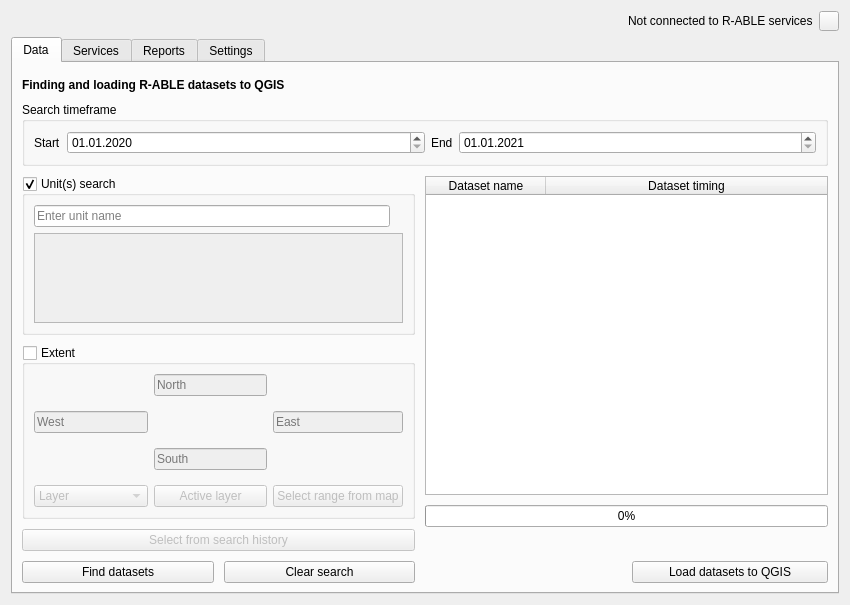
Qt form zip_build/r_able/gui/r_able_dialog_base.ui (Przemek2829/r-able) before a commit.
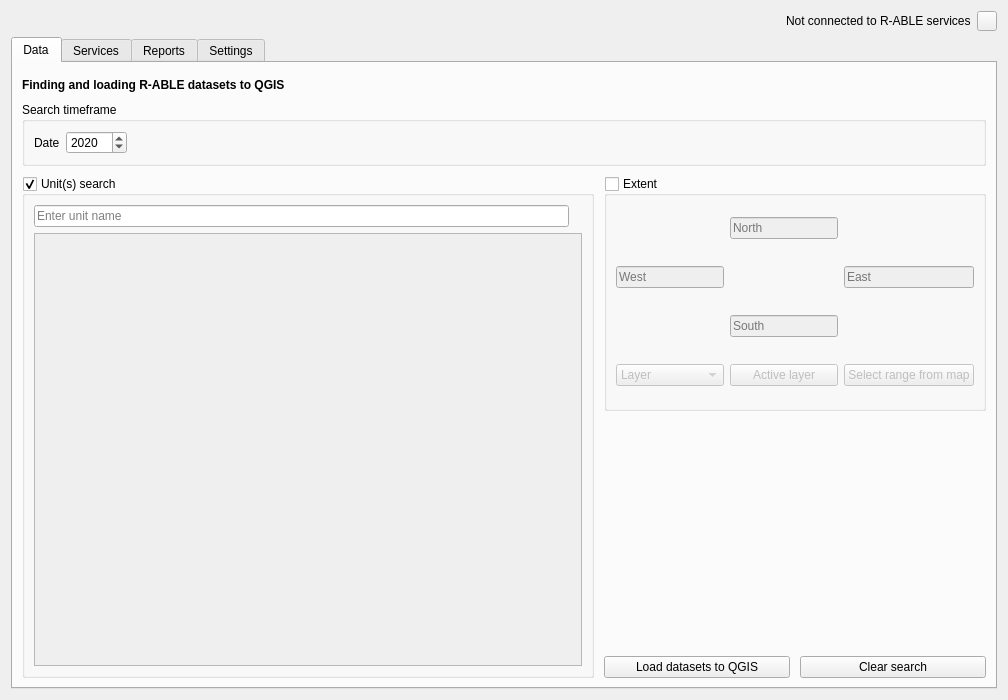
The same form after that commit. Icons and pictures are not drawn. Custom widgets are drawn as their Qt base class.

```diff
--- a/zip_build/r_able/gui/r_able_dialog_base.ui
+++ b/zip_build/r_able/gui/r_able_dialog_base.ui
@@ -6,14 +6,14 @@
    <rect>
     <x>0</x>
     <y>0</y>
-    <width>850</width>
-    <height>605</height>
+    <width>1008</width>
+    <height>700</height>
    </rect>
   </property>
   <property name="minimumSize">
    <size>
-    <width>850</width>
-    <height>605</height>
+    <width>1000</width>
+    <height>600</height>
    </size>
   </property>
   <property name="windowTitle">
@@ -203,9 +203,7 @@
          <property name="title">
           <string>Search timeframe</string>
          </property>
-         <layout class="QVBoxLayout" name="verticalLayout_3">
-          <item>
-           <layout class="QHBoxLayout" name="data_time_interval_layout">
+         <layout class="QHBoxLayout" name="horizontalLayout_11">
             <item>
              <widget class="QLabel" name="data_start_time_label">
               <property name="sizePolicy">
@@ -215,96 +213,41 @@
                </sizepolicy>
               </property>
               <property name="text">
-               <string>Start</string>
+             <string>Date</string>
               </property>
              </widget>
             </item>
             <item>
-             <widget class="QgsDateTimeEdit" name="data_start_time_edit">
+           <widget class="QSpinBox" name="data_years_from_box">
               <property name="sizePolicy">
-               <sizepolicy hsizetype="MinimumExpanding" vsizetype="Fixed">
+             <sizepolicy hsizetype="Preferred" vsizetype="Fixed">
                 <horstretch>0</horstretch>
                 <verstretch>0</verstretch>
                </sizepolicy>
               </property>
-              <property name="minimumSize">
-               <size>
-                <width>0</width>
-                <height>0</height>
-               </size>
-              </property>
-              <property name="dateTime">
-               <datetime>
-                <hour>0</hour>
-                <minute>0</minute>
-                <second>0</second>
-                <year>2020</year>
-                <month>1</month>
-                <day>1</day>
-               </datetime>
-              </property>
-              <property name="date">
-               <date>
-                <year>2020</year>
-                <month>1</month>
-                <day>1</day>
-               </date>
-              </property>
-              <property name="displayFormat">
-               <string>dd.MM.yyyy</string>
-              </property>
+            <property name="minimum">
+             <number>2000</number>
+            </property>
+            <property name="maximum">
+             <number>10000</number>
+            </property>
+            <property name="value">
+             <number>2020</number>
+            </property>
              </widget>
             </item>
             <item>
-             <widget class="QLabel" name="data_end_time_label">
-              <property name="sizePolicy">
-               <sizepolicy hsizetype="Preferred" vsizetype="Preferred">
-                <horstretch>0</horstretch>
-                <verstretch>0</verstretch>
-               </sizepolicy>
-              </property>
-              <property name="text">
-               <string>End</string>
-              </property>
-             </widget>
-            </item>
-            <item>
-             <widget class="QgsDateTimeEdit" name="data_end_time_edit">
-              <property name="sizePolicy">
-               <sizepolicy hsizetype="MinimumExpanding" vsizetype="Fixed">
-                <horstretch>0</horstretch>
-                <verstretch>0</verstretch>
-               </sizepolicy>
-              </property>
-              <property name="minimumSize">
+           <spacer name="horizontalSpacer_4">
+            <property name="orientation">
+             <enum>Qt::Horizontal</enum>
+            </property>
+            <property name="sizeHint" stdset="0">
                <size>
-                <width>0</width>
-                <height>0</height>
-               </size>
-              </property>
-              <property name="dateTime">
-               <datetime>
-                <hour>0</hour>
-                <minute>0</minute>
-                <second>0</second>
-                <year>2021</year>
-                <month>1</month>
-                <day>1</day>
-               </datetime>
-              </property>
-              <property name="date">
-               <date>
-                <year>2021</year>
-                <month>1</month>
-                <day>1</day>
-               </date>
-              </property>
-              <property name="displayFormat">
-               <string>dd.MM.yyyy</string>
-              </property>
-             </widget>
-            </item>
-           </layout>
+              <width>40</width>
+              <height>20</height>
+             </size>
+            </property>
+           </spacer>
           </item>
          </layout>
         </widget>
@@ -322,7 +265,7 @@
            <item>
             <widget class="QGroupBox" name="data_unit_selection_box">
              <property name="sizePolicy">
-              <sizepolicy hsizetype="Preferred" vsizetype="Expanding">
+              <sizepolicy hsizetype="Expanding" vsizetype="Expanding">
                <horstretch>0</horstretch>
                <verstretch>0</verstretch>
               </sizepolicy>
@@ -379,7 +322,7 @@
               <item>
                <widget class="QScrollArea" name="data_selected_units">
                 <property name="sizePolicy">
-                 <sizepolicy hsizetype="Preferred" vsizetype="Expanding">
+                 <sizepolicy hsizetype="Expanding" vsizetype="Expanding">
                   <horstretch>0</horstretch>
                   <verstretch>0</verstretch>
                  </sizepolicy>
@@ -413,8 +356,8 @@
                   <rect>
                    <x>0</x>
                    <y>0</y>
-                   <width>409</width>
-                   <height>127</height>
+                   <width>501</width>
+                   <height>451</height>
                   </rect>
                  </property>
                  <layout class="QVBoxLayout" name="verticalLayout_19">
@@ -437,10 +380,17 @@
              </layout>
             </widget>
            </item>
+          </layout>
+         </item>
+         <item>
+          <layout class="QVBoxLayout" name="verticalLayout_5">
+           <property name="bottomMargin">
+            <number>0</number>
+           </property>
            <item>
             <widget class="QGroupBox" name="data_search_extent_box">
              <property name="sizePolicy">
-              <sizepolicy hsizetype="Preferred" vsizetype="Fixed">
+              <sizepolicy hsizetype="Preferred" vsizetype="Expanding">
                <horstretch>0</horstretch>
                <verstretch>0</verstretch>
               </sizepolicy>
@@ -458,31 +408,14 @@
               <property name="verticalSpacing">
                <number>15</number>
               </property>
-              <item row="0" column="1">
-               <widget class="QLineEdit" name="data_north_input">
-                <property name="placeholderText">
-                 <string>North</string>
-                </property>
-               </widget>
-              </item>
-              <item row="2" column="2">
-               <widget class="QLineEdit" name="data_east_input">
-                <property name="placeholderText">
-                 <string>East</string>
-                </property>
-               </widget>
-              </item>
-              <item row="4" column="0">
-               <widget class="QComboBox" name="data_layers_combo">
-                <item>
-                 <property name="text">
-                  <string>Layer</string>
-                 </property>
-                </item>
-               </widget>
-              </item>
               <item row="2" column="0">
                <widget class="QLineEdit" name="data_west_input">
+                <property name="sizePolicy">
+                 <sizepolicy hsizetype="Preferred" vsizetype="Fixed">
+                  <horstretch>0</horstretch>
+                  <verstretch>0</verstretch>
+                 </sizepolicy>
+                </property>
                 <property name="placeholderText">
                  <string>West</string>
                 </property>
@@ -490,6 +423,12 @@
               </item>
               <item row="3" column="1">
                <widget class="QLineEdit" name="data_south_input">
+                <property name="sizePolicy">
+                 <sizepolicy hsizetype="Preferred" vsizetype="Fixed">
+                  <horstretch>0</horstretch>
+                  <verstretch>0</verstretch>
+                 </sizepolicy>
+                </property>
                 <property name="placeholderText">
                  <string>South</string>
                 </property>
@@ -497,6 +436,12 @@
               </item>
               <item row="4" column="2">
                <widget class="QPushButton" name="data_select_map_range_btn">
+                <property name="sizePolicy">
+                 <sizepolicy hsizetype="Preferred" vsizetype="Fixed">
+                  <horstretch>0</horstretch>
+                  <verstretch>0</verstretch>
+                 </sizepolicy>
+                </property>
                 <property name="text">
                  <string>Select range from map</string>
                 </property>
@@ -504,151 +449,77 @@
               </item>
               <item row="4" column="1">
                <widget class="QPushButton" name="data_active_layer_btn">
+                <property name="sizePolicy">
+                 <sizepolicy hsizetype="Preferred" vsizetype="Fixed">
+                  <horstretch>0</horstretch>
+                  <verstretch>0</verstretch>
+                 </sizepolicy>
+                </property>
                 <property name="text">
                  <string>Active layer</string>
                 </property>
                </widget>
               </item>
-             </layout>
-            </widget>
-           </item>
+              <item row="2" column="2">
+               <widget class="QLineEdit" name="data_east_input">
+                <property name="sizePolicy">
+                 <sizepolicy hsizetype="Preferred" vsizetype="Fixed">
+                  <horstretch>0</horstretch>
+                  <verstretch>0</verstretch>
+                 </sizepolicy>
+                </property>
+                <property name="placeholderText">
+                 <string>East</string>
+                </property>
+               </widget>
+              </item>
+              <item row="0" column="1">
+               <widget class="QLineEdit" name="data_north_input">
+                <property name="sizePolicy">
+                 <sizepolicy hsizetype="Preferred" vsizetype="Fixed">
+                  <horstretch>0</horstretch>
+                  <verstretch>0</verstretch>
+                 </sizepolicy>
+                </property>
+                <property name="placeholderText">
+                 <string>North</string>
+                </property>
+               </widget>
+              </item>
+              <item row="4" column="0">
+               <widget class="QComboBox" name="data_layers_combo">
+                <property name="sizePolicy">
+                 <sizepolicy hsizetype="Preferred" vsizetype="Fixed">
+                  <horstretch>0</horstretch>
+                  <verstretch>0</verstretch>
+                 </sizepolicy>
+                </property>
            <item>
-            <widget class="QPushButton" name="data_search_history_btn">
-             <property name="enabled">
-              <bool>false</bool>
-             </property>
              <property name="text">
-              <string>Select from search history</string>
-             </property>
-            </widget>
+                  <string>Layer</string>
+                 </property>
+                </item>
+               </widget>
+              </item>
+             </layout>
+            </widget>
+           </item>
+           <item>
+            <spacer name="verticalSpacer">
+             <property name="orientation">
+              <enum>Qt::Vertical</enum>
+             </property>
+             <property name="sizeHint" stdset="0">
+              <size>
+               <width>20</width>
+               <height>40</height>
+              </size>
+             </property>
+            </spacer>
            </item>
            <item>
             <layout class="QHBoxLayout" name="horizontalLayout_4">
              <item>
-              <widget class="QPushButton" name="data_find_btn">
-               <property name="text">
-                <string>Find datasets</string>
-               </property>
-              </widget>
-             </item>
-             <item>
-              <widget class="QPushButton" name="data_clear_search_btn">
-               <property name="text">
-                <string>Clear search</string>
-               </property>
-              </widget>
-             </item>
-            </layout>
-           </item>
-          </layout>
-         </item>
-         <item>
-          <layout class="QVBoxLayout" name="verticalLayout_5">
-           <item>
-            <widget class="QTableWidget" name="data_adm_dataset_table">
-             <property name="sizePolicy">
-              <sizepolicy hsizetype="Expanding" vsizetype="Preferred">
-               <horstretch>0</horstretch>
-               <verstretch>0</verstretch>
-              </sizepolicy>
-             </property>
-             <property name="minimumSize">
-              <size>
-               <width>0</width>
-               <height>0</height>
-              </size>
-             </property>
-             <property name="maximumSize">
-              <size>
-               <width>16777215</width>
-               <height>16777215</height>
-              </size>
-             </property>
-             <property name="locale">
-              <locale language="English" country="UnitedStates"/>
-             </property>
-             <property name="sizeAdjustPolicy">
-              <enum>QAbstractScrollArea::AdjustToContentsOnFirstShow</enum>
-             </property>
-             <property name="textElideMode">
-              <enum>Qt::ElideMiddle</enum>
-             </property>
-             <attribute name="horizontalHeaderCascadingSectionResizes">
-              <bool>true</bool>
-             </attribute>
-             <attribute name="horizontalHeaderMinimumSectionSize">
-              <number>50</number>
-             </attribute>
-             <attribute name="horizontalHeaderDefaultSectionSize">
-              <number>120</number>
-             </attribute>
-             <attribute name="horizontalHeaderShowSortIndicator" stdset="0">
-              <bool>true</bool>
-             </attribute>
-             <attribute name="horizontalHeaderStretchLastSection">
-              <bool>true</bool>
-             </attribute>
-             <attribute name="verticalHeaderCascadingSectionResizes">
-              <bool>true</bool>
-             </attribute>
-             <attribute name="verticalHeaderMinimumSectionSize">
-              <number>18</number>
-             </attribute>
-             <attribute name="verticalHeaderDefaultSectionSize">
-              <number>20</number>
-             </attribute>
-             <attribute name="verticalHeaderShowSortIndicator" stdset="0">
-              <bool>true</bool>
-             </attribute>
-             <attribute name="verticalHeaderStretchLastSection">
-              <bool>false</bool>
-             </attribute>
-             <column>
-              <property name="text">
-               <string>Dataset name</string>
-              </property>
-              <property name="textAlignment">
-               <set>AlignCenter</set>
-              </property>
-             </column>
-             <column>
-              <property name="text">
-               <string>Dataset timing</string>
-              </property>
-              <property name="textAlignment">
-               <set>AlignCenter</set>
-              </property>
-             </column>
-            </widget>
-           </item>
-           <item>
-            <widget class="QProgressBar" name="data_adm_progress">
-             <property name="sizePolicy">
-              <sizepolicy hsizetype="Preferred" vsizetype="Fixed">
-               <horstretch>0</horstretch>
-               <verstretch>0</verstretch>
-              </sizepolicy>
-             </property>
-             <property name="minimumSize">
-              <size>
-               <width>0</width>
-               <height>0</height>
-              </size>
-             </property>
-             <property name="maximumSize">
-              <size>
-               <width>16777215</width>
-               <height>16777215</height>
-              </size>
-             </property>
-             <property name="value">
-              <number>0</number>
-             </property>
-            </widget>
-           </item>
-           <item>
-            <layout class="QGridLayout" name="gridLayout_6">
-             <item row="2" column="1">
               <widget class="QPushButton" name="data_adm_load_datasets_btn">
                <property name="sizePolicy">
                 <sizepolicy hsizetype="Preferred" vsizetype="Fixed">
@@ -661,16 +532,10 @@
                </property>
               </widget>
              </item>
-             <item row="0" column="0">
-              <widget class="QLabel" name="label">
-               <property name="sizePolicy">
-                <sizepolicy hsizetype="Preferred" vsizetype="Fixed">
-                 <horstretch>0</horstretch>
-                 <verstretch>0</verstretch>
-                </sizepolicy>
-               </property>
+             <item>
+              <widget class="QPushButton" name="data_clear_search_btn">
                <property name="text">
-                <string/>
+                <string>Clear search</string>
                </property>
               </widget>
              </item>
```
Left out of the diff: 172 changed lines with no effect on the pictures. Lines whose indentation alone changed are shown as unchanged.
